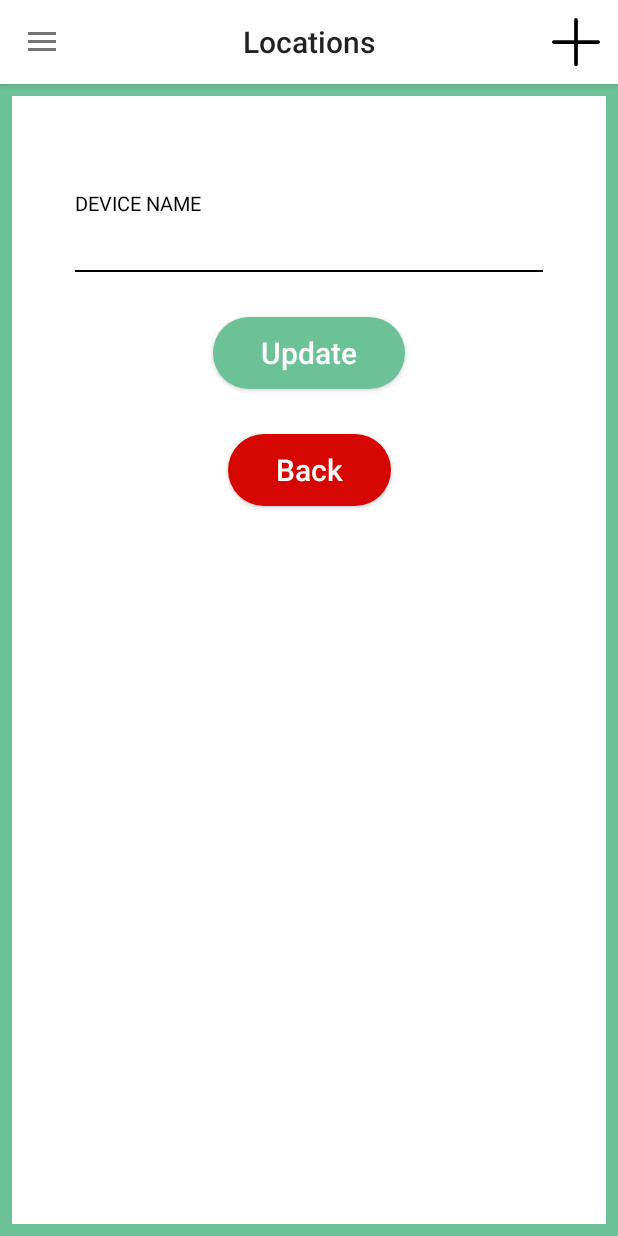
After one commit to EdgarNX/SmartSolutions, an Android app: the fragment UpdateDevices placed in its activity, on a phone screen of 412 x 824 dp. The commit adds this screen. Run offline under Robolectric (Android 15) with nearby library versions, the phone set to English and light mode, and no system bars; our stand-ins replace Firebase (no records; nobody signed in at launch, a user with empty details on screens opened directly), Room's generated code; libraries missing offline, so code that uses them is left out: com.kwabenaberko.openweathermaplib; 1 statement that could not run was skipped.

Commit message:
update on devices

```diff
--- /dev/null
+++ b/app/src/main/java/com/neo/smartsolutions/devices/UpdateDevices.java
@@ -0,0 +1,89 @@
+package com.neo.smartsolutions.devices;
+
+import android.content.Context;
+import android.os.Bundle;
+import android.view.LayoutInflater;
+import android.view.View;
+import android.view.ViewGroup;
+import android.widget.AdapterView;
+import android.widget.Button;
+import android.widget.EditText;
+import android.widget.Spinner;
+
+import androidx.annotation.NonNull;
+import androidx.fragment.app.Fragment;
+
+import com.neo.smartsolutions.HomeActivity;
+import com.neo.smartsolutions.R;
+import com.neo.smartsolutions.home.Listener;
+
+
+public class UpdateDevices extends Fragment {
+
+    private Listener listener;
+
+    Button buttonBack;
+    EditText textDeviceName;
+
+    String name;
+
+    @Override
+    public View onCreateView(LayoutInflater inflater, ViewGroup container, Bundle savedInstanceState) {
+        return inflater.inflate(R.layout.h_dev_fragment_edit_devices, container, false);
+    }
+
+    @Override
+    public void onViewCreated(View view, Bundle savedInstanceState) {
+        textDeviceName = view.findViewById(R.id.inputDeviceName);
+        textDeviceName.setHint(HomeActivity.CURRENT_DEVICE_FOR_DATABASE);
+
+        buttonBack = view.findViewById(R.id.backImageButton);
+        buttonBack.setOnClickListener(backOnClick);
+
+        Button buttonSubmit = view.findViewById(R.id.buttonSubmit);
+        buttonSubmit.setOnClickListener(submitOnClick);
+    }
+
+    @Override
+    public void onAttach(@NonNull Context context) {
+        super.onAttach(context);
+        if (context instanceof Listener) {
+            this.listener = (Listener) context;
+        } else {
+            throw new ClassCastException(context.toString()
+                    + " must implement Listener");
+        }
+    }
+
+    //methods
+
+    private void extractDeviceDates() {
+        name = textDeviceName.getText().toString();
+    }
+
+    private void checkLocationFields() {
+        if (!name.isEmpty() && !HomeActivity.CURRENT_DEVICE_FOR_DATABASE.equals(name)) {
+            listener.onSubmitButtonPressedFromUpdateDevice(name);
+        } else {
+            textDeviceName.setError("Please complete the name field with a new name.");
+        }
+    }
+
+    //listeners
+
+    private final View.OnClickListener submitOnClick = new View.OnClickListener() {
+        @Override
+        public void onClick(View view) {
+            extractDeviceDates();
+            checkLocationFields();
+        }
+    };
+
+    private final View.OnClickListener backOnClick = new View.OnClickListener() {
+        @Override
+        public void onClick(View view) {
+            listener.onBackPressedToDeviceFragment();
+        }
+    };
+
+}
--- a/app/src/main/java/com/neo/smartsolutions/devices/device_local_db/ClickListener.java
+++ b/app/src/main/java/com/neo/smartsolutions/devices/device_local_db/ClickListener.java
@@ -2,4 +2,5 @@ package com.neo.smartsolutions.devices.device_local_db;
 
 public interface ClickListener<T> {
     void onItemClick(T data);
+    void onItemLongClick(T data);
 }
--- a/app/src/main/java/com/neo/smartsolutions/devices/device_local_db/DeviceDao.java
+++ b/app/src/main/java/com/neo/smartsolutions/devices/device_local_db/DeviceDao.java
@@ -21,9 +21,6 @@ public interface DeviceDao {
     @Delete
     void delete(Device device);
 
-    @Query("DELETE FROM device_table WHERE name = :name")
-    void deleteById(String name);
-
     @Query("DELETE FROM device_table")
     void deleteAll();
 
--- a/app/src/main/java/com/neo/smartsolutions/devices/device_local_db/DeviceRepository.java
+++ b/app/src/main/java/com/neo/smartsolutions/devices/device_local_db/DeviceRepository.java
@@ -11,7 +11,6 @@ class DeviceRepository {
 
     private DeviceDao mDeviceDao;
     private LiveData<List<Device>> mAllDevices;
-
 
     DeviceRepository(Application application) {
         DeviceRoomDatabase db = DeviceRoomDatabase.getDatabase(application);
--- a/app/src/main/java/com/neo/smartsolutions/home/Listener.java
+++ b/app/src/main/java/com/neo/smartsolutions/home/Listener.java
@@ -11,8 +11,11 @@ public interface Listener {
     void onSubmitButtonPressedFromAddLocation(String name, String city, String street, int number);
 
     void onDeviceSelected(String deviceName, String deviceType, String Status);
+    void onDeviceSelectedToEdit(Device device);
     void onBackPressedToDeviceFragment();
     void onSubmitButtonPressedFromAddDevice(String name, String description, String type, String status, String code);
+    void onSubmitButtonPressedFromUpdateDevice(String name);
+
 
     void  onOnOffButtonPressedInRelayFragment(String status);
     void onIntensitySubmitButtonPressed(String status);
--- /dev/null
+++ b/app/src/main/res/layout/h_dev_fragment_edit_devices.xml
@@ -0,0 +1,83 @@
+<?xml version="1.0" encoding="utf-8"?>
+<androidx.constraintlayout.widget.ConstraintLayout xmlns:android="http://schemas.android.com/apk/res/android"
+    xmlns:app="http://schemas.android.com/apk/res-auto"
+    xmlns:tools="http://schemas.android.com/tools"
+    android:layout_width="match_parent"
+    android:layout_height="match_parent"
+    android:background="@drawable/layout_background"
+    android:focusableInTouchMode="true"
+    tools:context=".devices.AddDeviceFragment">
+
+    <TextView
+        android:id="@+id/textDeviceName"
+        android:layout_width="0dp"
+        android:layout_height="wrap_content"
+        android:layout_marginTop="70dp"
+        android:text="@string/device_name"
+        android:textAllCaps="true"
+        android:textColor="@color/black"
+        android:textSize="13sp"
+        app:layout_constraintStart_toStartOf="@id/viewDeviceNameDivider"
+        app:layout_constraintTop_toTopOf="parent" />
+
+    <EditText
+        android:id="@+id/inputDeviceName"
+        android:layout_width="0dp"
+        android:layout_height="wrap_content"
+        android:background="@null"
+        android:gravity="top"
+        android:hint="@string/garage_led_switch"
+        android:inputType="text"
+        android:minHeight="35dp"
+        android:textColor="@color/black"
+        android:textSize="17sp"
+        app:layout_constraintEnd_toEndOf="@id/viewDeviceNameDivider"
+        app:layout_constraintStart_toStartOf="@id/viewDeviceNameDivider"
+        app:layout_constraintTop_toBottomOf="@+id/textDeviceName"
+        tools:ignore="Autofill" />
+
+    <View
+        android:id="@+id/viewDeviceNameDivider"
+        android:layout_width="match_parent"
+        android:layout_height="1dp"
+        android:layout_marginStart="50dp"
+        android:layout_marginEnd="50dp"
+        android:background="@color/black"
+        app:layout_constraintTop_toBottomOf="@+id/inputDeviceName" />
+
+
+    <androidx.appcompat.widget.AppCompatButton
+        android:id="@+id/buttonSubmit"
+        android:layout_width="wrap_content"
+        android:layout_height="wrap_content"
+        android:layout_marginTop="30dp"
+        android:layout_marginBottom="16dp"
+        android:background="@drawable/roundedbutton"
+        android:backgroundTint="@null"
+        android:paddingHorizontal="32dp"
+        android:text="@string/update"
+        android:textAllCaps="false"
+        android:textColor="@color/white"
+        android:textSize="20sp"
+        app:layout_constraintEnd_toEndOf="parent"
+        app:layout_constraintStart_toStartOf="parent"
+        app:layout_constraintTop_toBottomOf="@+id/viewDeviceNameDivider" />
+
+    <androidx.appcompat.widget.AppCompatButton
+        android:id="@+id/backImageButton"
+        android:layout_width="wrap_content"
+        android:layout_height="wrap_content"
+        android:layout_marginTop="30dp"
+        android:layout_marginBottom="16dp"
+        android:background="@drawable/roundedbuttonback"
+        android:backgroundTint="@null"
+        android:paddingHorizontal="32dp"
+        android:text="@string/back"
+        android:textAllCaps="false"
+        android:textColor="@color/white"
+        android:textSize="20sp"
+        app:layout_constraintEnd_toEndOf="parent"
+        app:layout_constraintStart_toStartOf="parent"
+        app:layout_constraintTop_toBottomOf="@+id/buttonSubmit" />
+
+</androidx.constraintlayout.widget.ConstraintLayout>
--- a/app/src/main/res/values/strings.xml
+++ b/app/src/main/res/values/strings.xml
@@ -59,4 +59,5 @@
     <string name="edit_location">Edit location</string>
     <string name="delete_location">Delete location</string>
     <string name="delete_word_preamble">Deleting </string>
+    <string name="update">Update</string>
 </resources>
```
Also changed, not shown: app/src/main/java/com/neo/smartsolutions/HomeActivity.java (+28 -10 lines), app/src/main/java/com/neo/smartsolutions/devices/DeviceFragment.java (+6 -10 lines), app/src/main/java/com/neo/smartsolutions/devices/device_local_db/DeviceListAdapter.java (+10 -0 lines), app/src/main/java/com/neo/smartsolutions/services/storage/CloudStorage.java (+20 -0 lines), app/src/main/java/com/neo/smartsolutions/services/storage/LocalStorage.java (+8 -2 lines), app/src/main/res/layout/h_dev_fragment_devices.xml (+4 -37 lines), app/src/main/res/layout/h_dev_fragment_intensity.xml (+1 -32 lines), app/src/main/res/layout/h_dev_fragment_relay.xml (+1 -33 lines).
